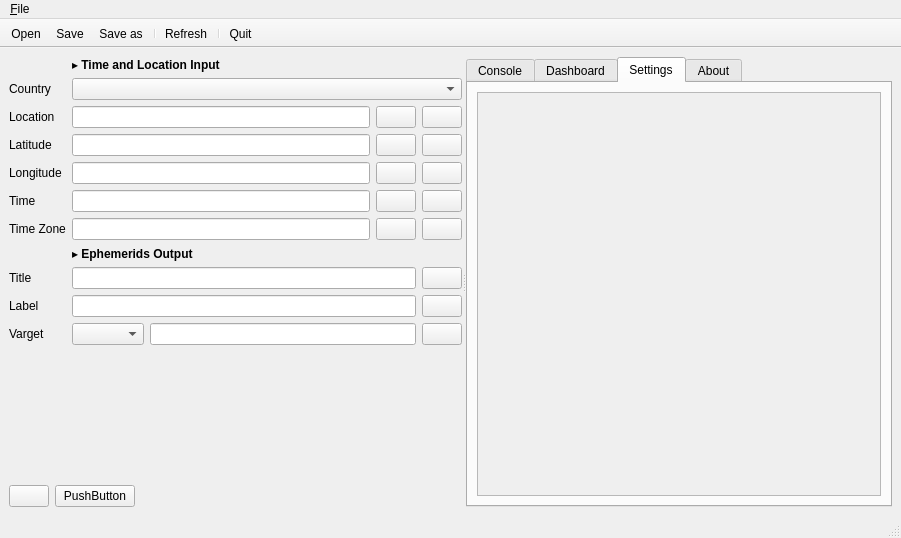
Qt form MainWindow.ui (jplozf/ephemeeus) before a commit.
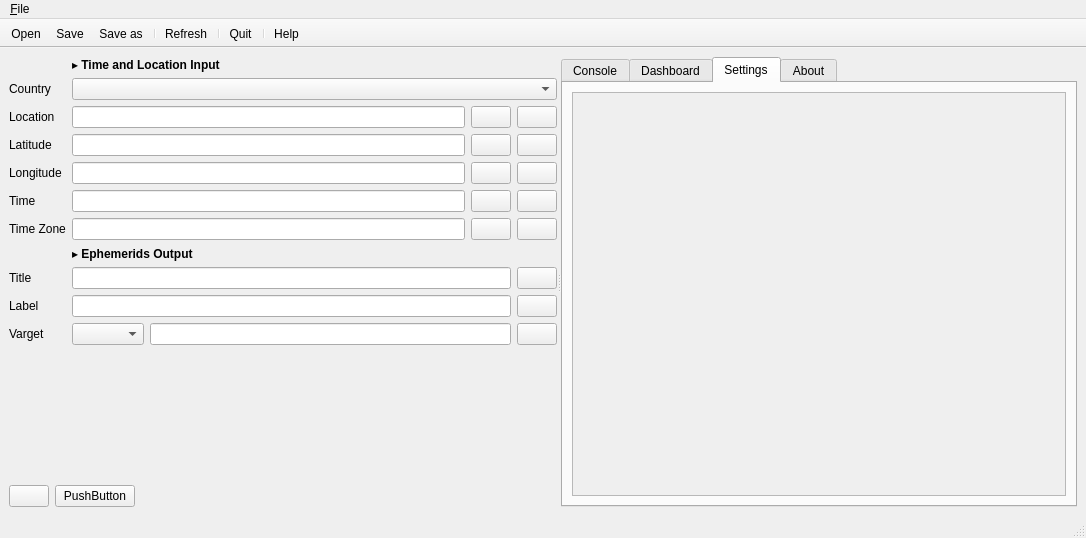
The same form after that commit. The open tabs and pages were chosen to show the change. Icons and pictures are not drawn.

Patch:
```diff
--- a/MainWindow.ui
+++ b/MainWindow.ui
@@ -6,7 +6,7 @@
    <rect>
     <x>0</x>
     <y>0</y>
-    <width>901</width>
+    <width>1086</width>
     <height>538</height>
    </rect>
   </property>
@@ -554,8 +554,8 @@
              <rect>
               <x>0</x>
               <y>0</y>
-              <width>398</width>
-              <height>392</height>
+              <width>487</width>
+              <height>386</height>
              </rect>
             </property>
            </widget>
@@ -587,7 +587,7 @@
     <rect>
      <x>0</x>
      <y>0</y>
-     <width>901</width>
+     <width>1086</width>
      <height>22</height>
     </rect>
    </property>
@@ -627,6 +627,8 @@
    <addaction name="actionRefresh"/>
    <addaction name="separator"/>
    <addaction name="actionQuit"/>
+   <addaction name="separator"/>
+   <addaction name="actionHelp"/>
   </widget>
   <action name="actionQuit">
    <property name="icon">
@@ -688,6 +690,21 @@
     <string>Save as...</string>
    </property>
   </action>
+  <action name="actionHelp">
+   <property name="icon">
+    <iconset resource="ephemeeus.qrc">
+     <normaloff>:/16x16/pdf.png</normaloff>:/16x16/pdf.png</iconset>
+   </property>
+   <property name="text">
+    <string>Help</string>
+   </property>
+   <property name="toolTip">
+    <string>Open PDF Meeus Documentation</string>
+   </property>
+   <property name="menuRole">
+    <enum>QAction::MenuRole::TextHeuristicRole</enum>
+   </property>
+  </action>
  </widget>
  <resources>
   <include location="ephemeeus.qrc"/>
```
Left out of the diff: 6 changed lines with no effect on the pictures.
